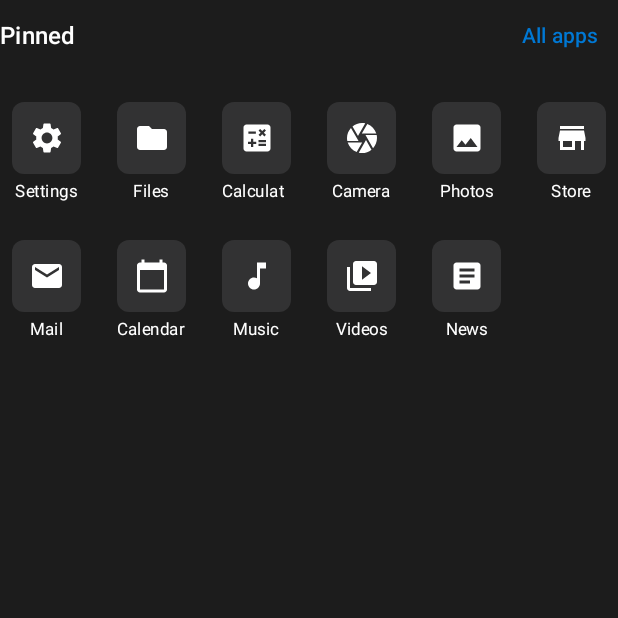
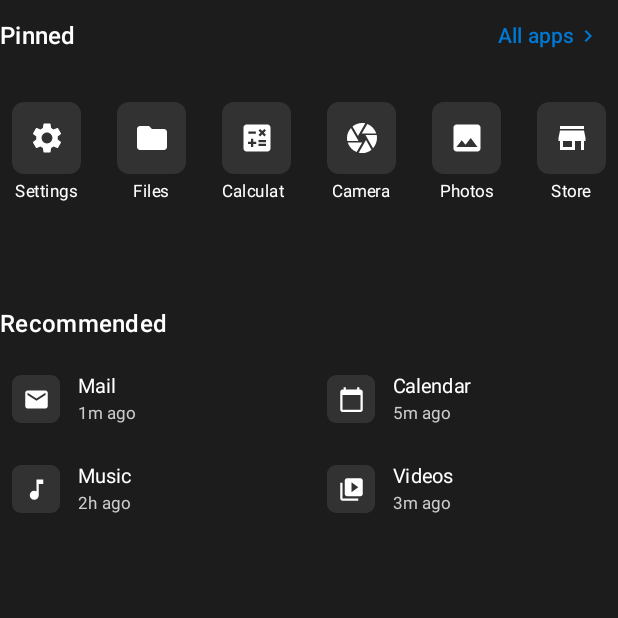
Before and after one commit to IamFishR/kotlin, an Android app built with Jetpack Compose: the composable PinnedAppsSection shown on its own in the app's theme, on a phone screen of 412 x 824 dp, the top half of it. Run offline under Robolectric (Android 15) with nearby library versions, the light colour scheme and no system bars; 2 statements that could not run were skipped.

Commit message:
clean ui for taskbar and start menu

```diff
--- a/app/src/main/java/com/win11launcher/ui/LauncherScreen.kt
+++ b/app/src/main/java/com/win11launcher/ui/LauncherScreen.kt
@@ -138,6 +138,11 @@ fun LauncherScreen() {
             },
             onSystemTrayClick = {
                 showStartMenu = false
+            },
+            onTaskViewClick = {
+                // Task view - shows running apps/windows
+                // For now, dismiss start menu if open
+                showStartMenu = false
             }
         )
     }
--- a/app/src/main/java/com/win11launcher/ui/components/StartMenu.kt
+++ b/app/src/main/java/com/win11launcher/ui/components/StartMenu.kt
@@ -482,8 +482,10 @@ private fun PinnedAppsSection(
     val context = LocalContext.current
     val appLauncher = remember { AppLauncher(context) }
     val pinnedApps = remember { appLauncher.getPinnedApps() }
+    val recommendedApps = remember { appLauncher.getRecommendedApps() }
 
     Column(modifier = modifier) {
+        // Pinned Apps Section
         Row(
             modifier = Modifier
                 .fillMaxWidth()
@@ -508,13 +510,19 @@ private fun PinnedAppsSection(
                     text = "All apps",
                     fontSize = 14.sp
                 )
+                Icon(
+                    imageVector = Icons.Default.ChevronRight,
+                    contentDescription = null,
+                    modifier = Modifier.size(16.dp)
+                )
             }
         }
 
         LazyVerticalGrid(
             columns = GridCells.Fixed(6),
             horizontalArrangement = Arrangement.spacedBy(8.dp),
-            verticalArrangement = Arrangement.spacedBy(8.dp)
+            verticalArrangement = Arrangement.spacedBy(8.dp),
+            modifier = Modifier.height(120.dp)
         ) {
             items(pinnedApps) { app ->
                 PinnedAppIcon(
@@ -526,6 +534,101 @@ private fun PinnedAppsSection(
                     }
                 )
             }
+        }
+
+        Spacer(modifier = Modifier.height(24.dp))
+
+        // Recommended Apps Section
+        Text(
+            text = "Recommended",
+            style = MaterialTheme.typography.titleMedium,
+            color = Color.White,
+            fontWeight = FontWeight.SemiBold,
+            modifier = Modifier.padding(bottom = 12.dp)
+        )
+
+        LazyVerticalGrid(
+            columns = GridCells.Fixed(2),
+            horizontalArrangement = Arrangement.spacedBy(8.dp),
+            verticalArrangement = Arrangement.spacedBy(8.dp),
+            modifier = Modifier.height(160.dp)
+        ) {
+            items(recommendedApps) { app ->
+                RecommendedAppItem(
+                    app = app,
+                    onClick = {
+                        when (app.launchAction) {
+                            else -> appLauncher.launchApp(app)
+                        }
+                    }
+                )
+            }
+        }
+    }
+}
+
+@Composable
+private fun RecommendedAppItem(
+    app: PinnedApp,
+    onClick: () -> Unit,
+    modifier: Modifier = Modifier
+) {
+    Row(
+        modifier = modifier
+            .fillMaxWidth()
+            .clip(RoundedCornerShape(8.dp))
+            .clickable { onClick() }
+            .padding(8.dp),
+        verticalAlignment = Alignment.CenterVertically
+    ) {
+        Box(
+            modifier = Modifier
+                .size(32.dp)
+                .background(
+                    Color(0xFF323233),
+                    RoundedCornerShape(6.dp)
+                ),
+            contentAlignment = Alignment.Center
+        ) {
+            if (app.icon != null) {
+                Icon(
+                    imageVector = app.icon,
+                    contentDescription = app.name,
+                    tint = Color.White,
+                    modifier = Modifier.size(18.dp)
+                )
+            } else if (app.iconRes != null) {
+                Icon(
+                    painter = painterResource(app.iconRes),
+                    contentDescription = app.name,
+                    tint = Color.White,
+                    modifier = Modifier.size(18.dp)
+                )
+            }
+        }
+
+        Spacer(modifier = Modifier.width(12.dp))
+
+        Column {
+            Text(
+                text = app.name,
+                style = MaterialTheme.typography.bodyMedium,
+                color = Color.White,
+                fontSize = 13.sp,
+                maxLines = 1
+            )
+            Text(
+                text = when (app.name) {
+                    "Mail" -> "1m ago"
+                    "Calendar" -> "5m ago"
+                    "Music" -> "2h ago"
+                    "Videos" -> "3m ago"
+                    else -> "Now"
+                },
+                style = MaterialTheme.typography.bodySmall,
+                color = Color(0xFFCCCCCC),
+                fontSize = 11.sp
+            )
         }
     }
 }
--- a/app/src/main/java/com/win11launcher/utils/AppLauncher.kt
+++ b/app/src/main/java/com/win11launcher/utils/AppLauncher.kt
@@ -49,12 +49,16 @@ class AppLauncher(private val context: Context) {
             PinnedApp("Calculator", icon = Icons.Default.Calculate, launchAction = AppLaunchAction.Calculator),
             PinnedApp("Camera", icon = Icons.Default.Camera, launchAction = AppLaunchAction.Camera),
             PinnedApp("Photos", icon = Icons.Default.Photo, launchAction = AppLaunchAction.Photos),
-            PinnedApp("Store", icon = Icons.Default.Store, launchAction = AppLaunchAction.Store),
+            PinnedApp("Store", icon = Icons.Default.Store, launchAction = AppLaunchAction.Store)
+        )
+    }
+
+    fun getRecommendedApps(): List<PinnedApp> {
+        return listOf(
             PinnedApp("Mail", icon = Icons.Default.Mail, launchAction = AppLaunchAction.Mail),
             PinnedApp("Calendar", icon = Icons.Default.CalendarToday, launchAction = AppLaunchAction.Calendar),
             PinnedApp("Music", icon = Icons.Default.MusicNote, launchAction = AppLaunchAction.Music),
-            PinnedApp("Videos", icon = Icons.Default.VideoLibrary, launchAction = AppLaunchAction.Videos),
-            PinnedApp("News", icon = Icons.Default.Article, launchAction = AppLaunchAction.News)
+            PinnedApp("Videos", icon = Icons.Default.VideoLibrary, launchAction = AppLaunchAction.Videos)
         )
     }
 
```
Also changed, not shown: app/src/main/java/com/win11launcher/ui/components/Taskbar.kt (+94 -12 lines), app/src/main/assets/startmenu.png (added).
